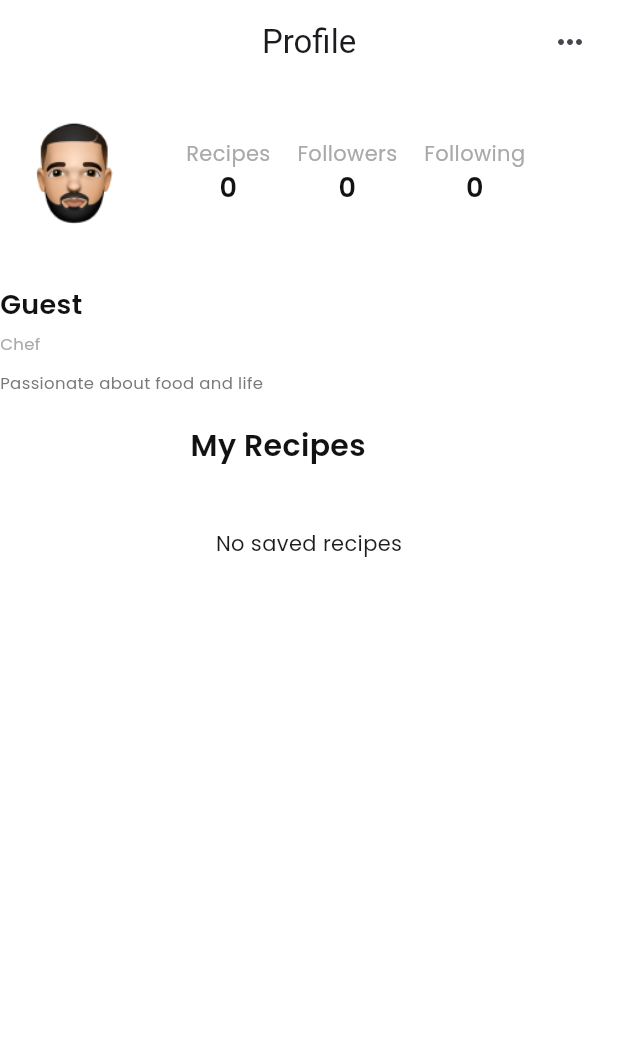
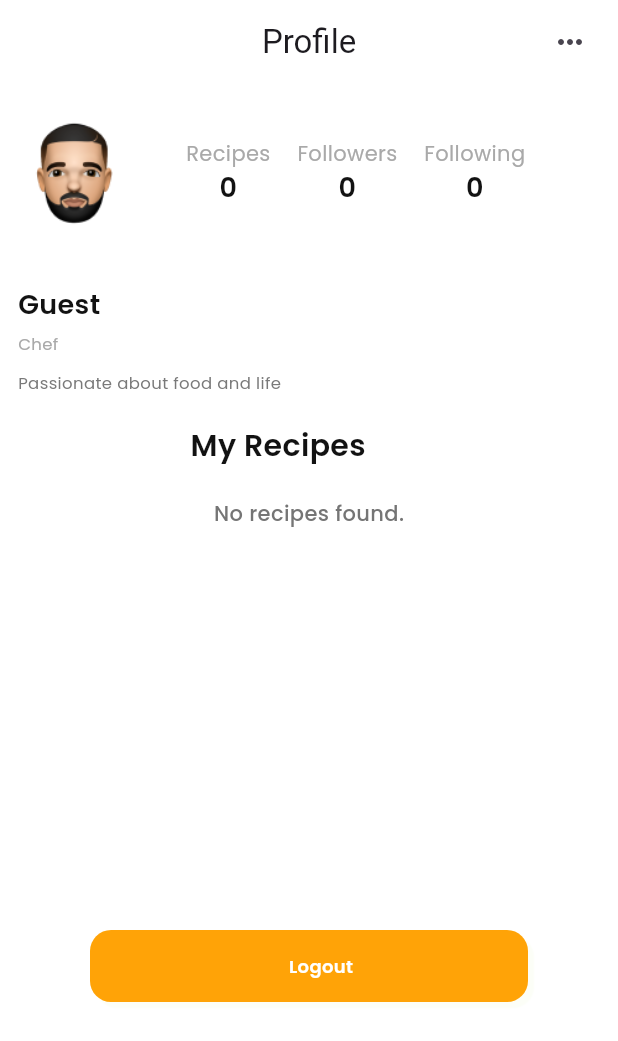
Before and after one commit to ChFaizRasool/Stove-Genie, a Flutter app: the ProfileScreen screen opened directly, on a phone screen of 412 x 824 dp. Shown: the top 1041 px of the screen. Run offline on Flutter 3.47's test engine with Material 3 defaults, Android fonts, the phone set to English and light mode, and no system bars; our stand-ins replace badges, cloud_firestore, dartz, equatable, firebase_auth, firebase_core and 13 more; missing offline and left inert: toasty_box; accounts and stored records are empty.

Commit message:
filters, my recipes and logout

```diff
--- a/lib/pages/home/presentation/screen/home_screen.dart
+++ b/lib/pages/home/presentation/screen/home_screen.dart
@@ -34,7 +34,7 @@ class HomeScreen extends StatelessWidget {
             SizedBox(
               height: 15,
             ),
-            CategorySwitich(),
+            CategorySwitch(),
             // SizedBox(
             //   height: 15,
             // ),
--- a/lib/pages/home/presentation/widget/new_recipes.dart
+++ b/lib/pages/home/presentation/widget/new_recipes.dart
@@ -77,7 +77,9 @@ class _NewRecipesState extends State<NewRecipes> with TickerProviderStateMixin {
         if (state is RecipeLoading) {
           return _buildLoadingState();
         } else if (state is RecipeLoaded) {
-          final List<RecipeModel> recipes = _recipeCubit.recipeData;
+          final List<RecipeModel> recipes = _recipeCubit.isSearching
+              ? _recipeCubit.filterRecipeData
+              : _recipeCubit.recipeData;
 
           if (recipes.isEmpty) {
             return _buildEmptyState();
@@ -492,7 +494,7 @@ class _NewRecipesState extends State<NewRecipes> with TickerProviderStateMixin {
 
                 // Recipe Image
                 Positioned(
-                  bottom: 70,
+                  bottom: 90,
                   left: 165,
                   child: Hero(
                     tag: 'recipe-image-${recipe.id}',
--- a/lib/pages/profile_screen/presentation/screen/profile_screen.dart
+++ b/lib/pages/profile_screen/presentation/screen/profile_screen.dart
@@ -4,9 +4,12 @@ import 'package:stove_genie/bloc/cubit/auth_cubit.dart';
 import 'package:stove_genie/core/di_container.dart';
 import 'package:stove_genie/localdb/recipe_db.dart';
 import 'package:stove_genie/models/recipe/recipe_model.dart';
+import 'package:stove_genie/pages/profile_screen/presentation/widget/my_receipe_widget.dart';
 import 'package:stove_genie/pages/profile_screen/presentation/widget/profile_row.dart';
 import 'package:stove_genie/utils/helper.dart';
 import 'package:stove_genie/pages/saved_recipes/presentation/widget/recipe_container.dart';
+import 'package:stove_genie/utils/images.dart';
+import 'package:stove_genie/widget/custom_button.dart';
 
 class ProfileScreen extends StatefulWidget {
   const ProfileScreen({super.key});
@@ -57,19 +60,27 @@ class _ProfileScreenState extends State<ProfileScreen> {
               const SizedBox(height: 10),
               profileRow(context),
               const SizedBox(height: 25),
-              Text(user.name.isNotEmpty ? user.name : 'Guest',
+              Padding(
+                padding: const EdgeInsets.symmetric(horizontal: 12),
+                child: Text(user.name.isNotEmpty ? user.name : 'Guest',
                     style: GoogleFonts.poppins(
                         fontWeight: FontWeight.w600,
                         fontSize: 18,
                         color: const Color(0xff121212))),
+              ),
               const SizedBox(height: 5),
-              Text('Chef',
+              Padding(
+                padding: const EdgeInsets.symmetric(horizontal: 12),
+                child: Text('Chef',
                     style: GoogleFonts.poppins(
                         fontWeight: FontWeight.w400,
                         fontSize: 11,
                         color: const Color(0xffa9a9a9))),
+              ),
               const SizedBox(height: 10),
-              Text(
+              Padding(
+                padding: const EdgeInsets.symmetric(horizontal: 12),
+                child: Text(
                     user.bio.isNotEmpty
                         ? user.bio
                         : 'Passionate about food and life',
@@ -77,6 +88,7 @@ class _ProfileScreenState extends State<ProfileScreen> {
                         fontWeight: FontWeight.w400,
                         fontSize: 11,
                         color: const Color(0xff797979))),
+              ),
               const SizedBox(height: 20),
               SizedBox(
                 width: getWidth(context) * 0.9,
@@ -89,32 +101,19 @@ class _ProfileScreenState extends State<ProfileScreen> {
                 ),
               ),
               const SizedBox(height: 20),
-
-              /// ✅ Show Saved Recipes from Sqflite
-              ...savedRecipes.map((recipe) => RecipeContainer(
-                    imgPath: recipe.image,
-                    rating: recipe.rating.toString(),
-                    recipeName: recipe.title,
-                    chefName: user.name.isNotEmpty ? 'By ${user.name}' : '',
-                    kCal: '${recipe.calories} KCal',
-                    time: '${recipe.time} min',
-                  )),
-
-              if (savedRecipes.isEmpty)
-                Padding(
-                  padding: const EdgeInsets.symmetric(vertical: 20),
-                  child: Center(
-                    child: Text(
-                      "No saved recipes",
-                      style: GoogleFonts.poppins(
-                          fontWeight: FontWeight.w400, fontSize: 14),
+              MyReceipeWidget(),
+            ],
           ),
         ),
       ),
-
-              const SizedBox(height: 100),
-            ],
-          ),
+      floatingActionButtonLocation: FloatingActionButtonLocation.centerFloat,
+      floatingActionButton: Padding(
+        padding: const EdgeInsets.symmetric(vertical: 140, horizontal: 60),
+        child: CustomButton(
+          text: 'Logout',
+          onTap: () {
+            Di().sl<AuthCubit>().logout(context);
+          },
         ),
       ),
     );
--- /dev/null
+++ b/lib/pages/profile_screen/presentation/widget/my_receipe_widget.dart
@@ -0,0 +1,121 @@
+import 'package:firebase_auth/firebase_auth.dart';
+import 'package:flutter/material.dart';
+import 'package:flutter_bloc/flutter_bloc.dart';
+import 'package:google_fonts/google_fonts.dart';
+import 'package:stove_genie/bloc/cubit/recipe_cubit.dart';
+import 'package:stove_genie/bloc/state/recipe_state.dart';
+import 'package:stove_genie/core/di_container.dart';
+import 'package:stove_genie/localdb/recipe_db.dart';
+import 'package:stove_genie/pages/home/presentation/widget/all_screen.dart';
+import 'package:stove_genie/pages/recipe_details/presentation/screen/recipe_details.dart';
+
+class MyReceipeWidget extends StatefulWidget {
+  const MyReceipeWidget({super.key});
+
+  @override
+  State<MyReceipeWidget> createState() => _MyReceipeWidgetState();
+}
+
+class _MyReceipeWidgetState extends State<MyReceipeWidget> {
+  final cubit = Di().sl<RecipeCubit>();
+
+  @override
+  Widget build(BuildContext context) {
+    return BlocBuilder<RecipeCubit, RecipeState>(
+      bloc: cubit,
+      builder: (context, state) {
+        // 1) Show shimmer skeleton while loading
+        if (state is RecipeLoading) {
+          return SizedBox(
+            height: 250,
+            child: ListView.builder(
+              scrollDirection: Axis.horizontal,
+              padding: const EdgeInsets.only(left: 30),
+              itemCount: 4,
+              itemBuilder: (_, index) => Padding(
+                padding: EdgeInsets.only(left: index == 0 ? 0 : 15),
+                child: const SkeletonRecipeCard(),
+              ),
+            ),
+          );
+        }
+
+        if (state is RecipeError) {
+          return Center(
+              child: Text('Failed to load recipes.', style: _errorStyle));
+        }
+
+        if (state is RecipeLoaded) {
+          final recipes = cubit.recipeData.toList();
+          if (recipes.isEmpty) {
+            return Center(child: Text('No recipes found.', style: _errorStyle));
+          }
+          return SizedBox(
+            height: 250,
+            child: StatefulBuilder(
+              builder: (context, setState) {
+                final recipeList = recipes
+                    .where(
+                      (element) =>
+                          element.userId ==
+                          FirebaseAuth.instance.currentUser?.uid,
+                    )
+                    .toList();
+                return ListView.builder(
+                  scrollDirection: Axis.horizontal,
+                  padding: const EdgeInsets.only(left: 30),
+                  itemCount: recipeList.length,
+                  itemBuilder: (context, index) {
+                    final r = recipes
+                        .where(
+                          (element) =>
+                              element.userId ==
+                              FirebaseAuth.instance.currentUser?.uid,
+                        )
+                        .toList()[index];
+                    return Padding(
+                      padding: EdgeInsets.only(left: index == 0 ? 0 : 15),
+                      child: FutureBuilder<bool>(
+                        future: RecipeDbHelper().isRecipeSaved(r.id),
+                        builder: (context, snap) {
+                          final isSaved = snap.data ?? false;
+                          return GestureDetector(
+                            onTap: () {
+                              Navigator.push(
+                                  context,
+                                  MaterialPageRoute(
+                                    builder: (context) => RecipeDetails(
+                                      recipe: r,
+                                    ),
+                                  ));
+                            },
+                            child: RecepieWidget(
+                              width: 170,
+                              recipe: r,
+                              isFavorite: isSaved,
+                              onFavoriteToggled: () => setState(() {}),
+                            ),
+                          );
+                        },
+                      ),
+                    );
+                  },
+                );
+              },
+            ),
+          );
+        }
+
+        // fallback
+        return const SizedBox.shrink();
+      },
+    );
+  }
+}
+
+// simple text style for error/fallback
+final _errorStyle = GoogleFonts.poppins(
+  fontSize: 14,
+  fontWeight: FontWeight.w500,
+  color: Colors.grey[600],
+);
--- a/lib/pages/recipe_details/presentation/widget/rate_recipe.dart
+++ b/lib/pages/recipe_details/presentation/widget/rate_recipe.dart
@@ -1,5 +1,7 @@
 import 'package:flutter/material.dart';
 import 'package:google_fonts/google_fonts.dart';
+import 'package:stove_genie/bloc/cubit/recipe_cubit.dart';
+import 'package:stove_genie/core/di_container.dart';
 
 void showRateRecipeDialog(
   BuildContext context, {
@@ -67,7 +69,7 @@ void showRateRecipeDialog(
                     onPressed: () {
                       if (selectedRating > 0) {
                         Navigator.of(context).pop();
-                        onSubmit(selectedRating); // Call the passed function
+                        onSubmit(selectedRating);
                       } else {
                         ScaffoldMessenger.of(context).showSnackBar(
                           const SnackBar(
@@ -93,3 +95,5 @@ void showRateRecipeDialog(
     },
   );
 }
+
+final _recipeCubit = Di().sl<RecipeCubit>();
```
Also changed, not shown: lib/bloc/cubit/recipe_cubit.dart (+39 -1 lines), lib/pages/home/presentation/widget/all_screen.dart (+17 -13 lines), lib/pages/home/presentation/widget/home_search_field.dart (+38 -13 lines), lib/pages/home/presentation/widget/swtich_category.dart (+74 -112 lines). Lines whose indentation alone changed are shown as unchanged.
